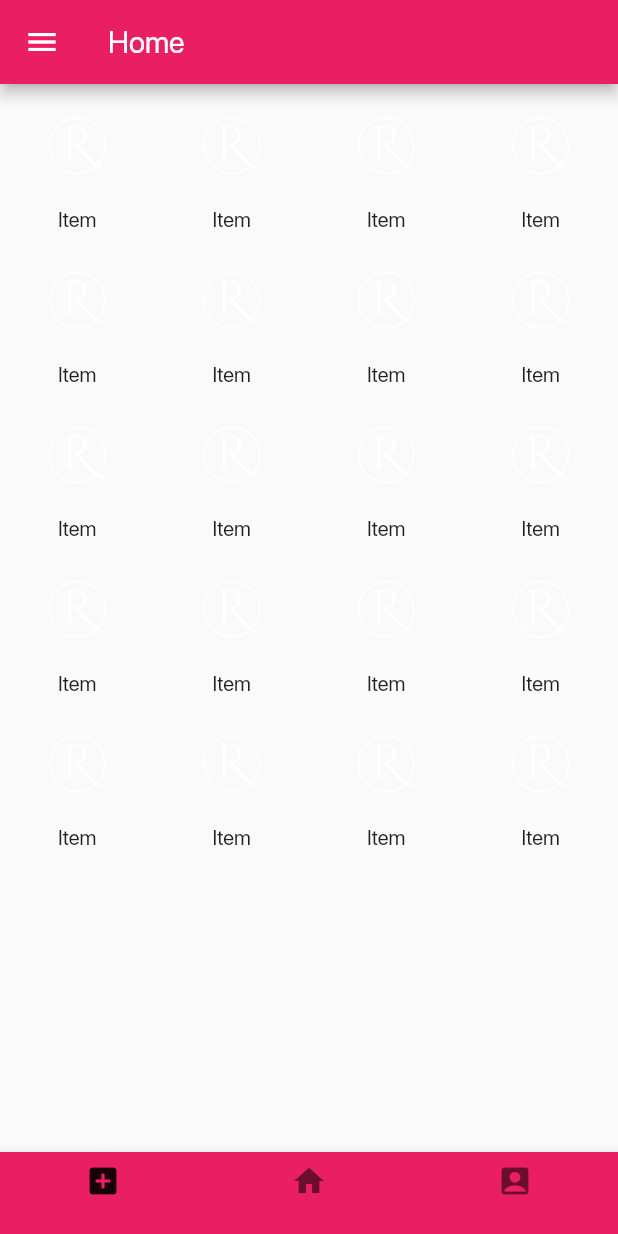
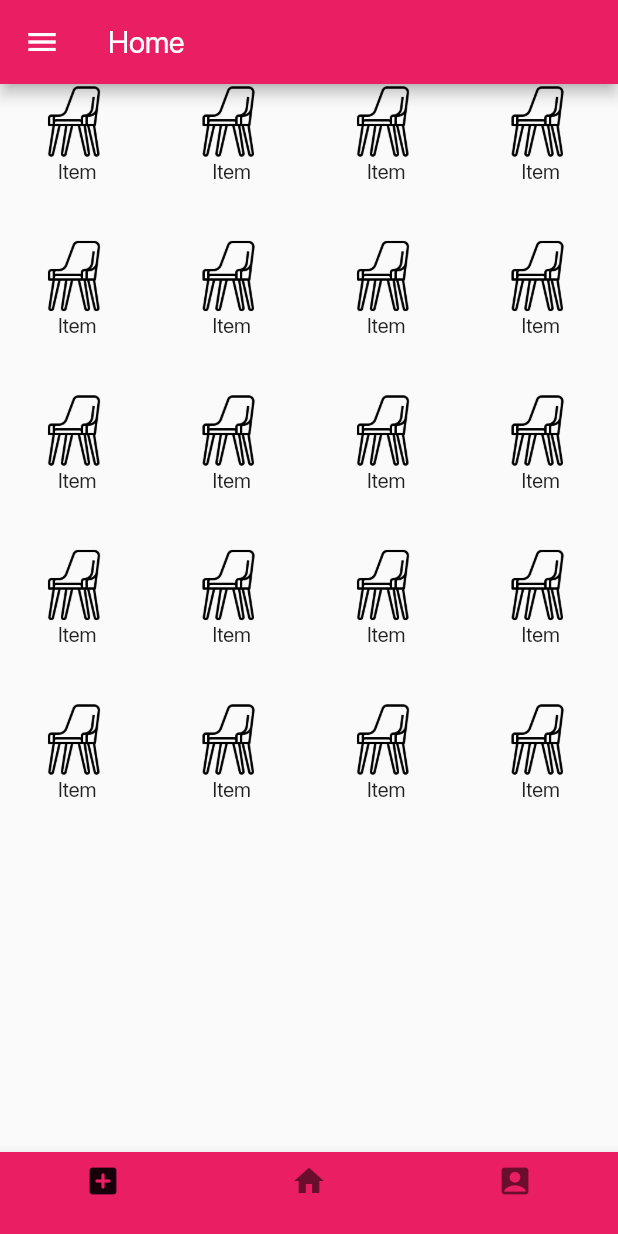
Before and after one commit to ItanuRomero/ramni-ecommerce, a Flutter app: the Home screen opened by its route, on a phone screen of 412 x 824 dp. Run offline on Flutter 3.47's test engine with Material 2 defaults, Android fonts, the phone set to English and light mode, and no system bars; our stand-ins replace image_picker; project files that could hold a hidden picture were left out.

Commit message:
changes home

```diff
--- a/app/lib/routes/home.dart
+++ b/app/lib/routes/home.dart
@@ -1,5 +1,7 @@
+import 'package:app/models/user.dart';
 import 'package:app/widgets/photo_user.dart';
 import 'package:flutter/material.dart';
+import 'package:provider/provider.dart';
 
 class Home extends StatefulWidget {
   const Home({Key? key, required this.title}) : super(key: key);
@@ -28,13 +30,13 @@ class _HomeState extends State<Home> {
       body: GridView.count(
         crossAxisCount: 4,
         children: List.generate(20, (index) {
-          return Center(
-              child: Column(
+          return LayoutBuilder(
+            builder: (_, constrains) => Column(
             children: [
               Image.asset(
-                'images/logo_app.png',
-                height: MediaQuery.of(context).size.height / 10,
-                color: Colors.white,
+                'images/chair2.png',
+                height: 50,
+                color: Colors.black,
                 fit: BoxFit.contain,
                 alignment: Alignment.topCenter,
               ),
@@ -50,14 +52,33 @@ class _HomeState extends State<Home> {
               decoration: BoxDecoration(color: Colors.pink),
               child: PhotoHomeUserWidget(),
             ),
-            ListTile(
-              title: const Text('Item 1'),
-              onTap: () {},
-            ),
-            ListTile(
-              title: const Text('Item 2'),
-              onTap: () {},
-            ),
+            Consumer<User>(builder: (context, storedValue, child) {
+                      return ListTile(
+                        title: Text(storedValue.name, style: const TextStyle(
+                            color: Colors.pink,
+                            fontSize: 14,
+                            fontWeight: FontWeight.bold),),
+                        onTap: () {},
+                      );
+            }),
+            Consumer<User>(builder: (context, storedValue, child) {
+                      return ListTile(
+                        title: Text(storedValue.email, style: const TextStyle(
+                            color: Colors.pink,
+                            fontSize: 14,
+                            fontWeight: FontWeight.bold),),
+                        onTap: () {},
+                      );
+            }),
+            Consumer<User>(builder: (context, storedValue, child) {
+                      return ListTile(
+                        title: Text(storedValue.phoneNumber, style: const TextStyle(
+                            color: Colors.pink,
+                            fontSize: 14,
+                            fontWeight: FontWeight.bold),),
+                        onTap: () {},
+                      );
+            }),
           ],
         ),
       ),
--- a/app/pubspec.yaml
+++ b/app/pubspec.yaml
@@ -62,6 +62,7 @@ flutter:
   # To add assets to your application, add an assets section, like this:
   assets:
     - images/logo_app.png
+    - images/chair2.png
 
   # An image asset can refer to one or more resolution-specific "variants", see
   # https://flutter.dev/assets-and-images/#resolution-aware
```
Also changed, not shown: app/images/chair2.png (added).
